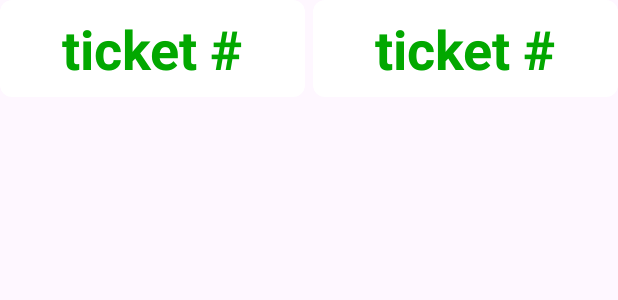
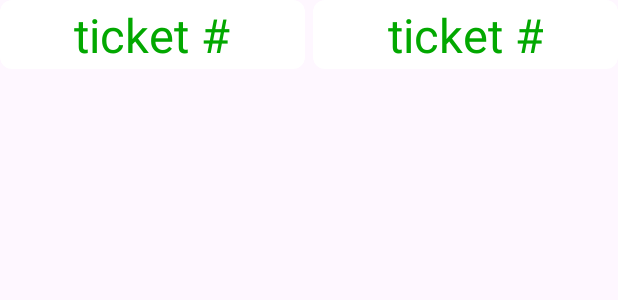
Before and after one commit to MahaAbuAdass/QBoardApp, an Android app: the layout cell_ticket.xml on its own in the app's theme, with its tools: preview values and no code run, on a phone screen of 412 x 824 dp. Shown: the top 300 px of the screen. Run offline under Robolectric (Android 15) with nearby library versions, the light colour scheme and no system bars.

Commit message:
latest changes

```diff
--- a/app/src/main/java/com/example/slaughterhousescreen/ui/TicketAdapter.kt
+++ b/app/src/main/java/com/example/slaughterhousescreen/ui/TicketAdapter.kt
@@ -13,7 +13,7 @@ class TicketAdapter(
     private var currentQList: List<CurrentQ?>
 ) : RecyclerView.Adapter<TicketAdapter.ItemViewHolder>() {
 
-    private val maxItems = 5 // Maximum number of items to display
+    private val maxItems = 7 // Maximum number of items to display
 
     inner class ItemViewHolder(itemView: View) : RecyclerView.ViewHolder(itemView) {
         val status: TextView = itemView.findViewById(R.id.cell_status)
@@ -39,11 +39,11 @@ class TicketAdapter(
 
             holder.status.text = " \n -" // Keeps the layout even if empty
 
-            holder.status.textSize = 19f // Set text size in SP (e.g., 20f for 20sp)
+            holder.status.textSize = 16.5f // Set text size in SP (e.g., 20f for 20sp)
 
 
             holder.ticketNumber.text = " \n -" // Keeps the layout even if empty
-            holder.ticketNumber.textSize = 19f // Keeps the layout even if empty
+            holder.ticketNumber.textSize = 16.5f // Keeps the layout even if empty
 
         }
     }
--- a/app/src/main/res/layout/cell_ticket.xml
+++ b/app/src/main/res/layout/cell_ticket.xml
@@ -26,11 +26,10 @@
                 android:layout_height="wrap_content"
                 android:layout_gravity="center"
                 android:id="@+id/cell_status"
-                android:padding="8dp"
+                android:padding="2dp"
                 tools:text="ticket #"
                 android:textColor="@color/green"
-                android:textSize="36sp"
-                android:textStyle="bold"
+                android:textSize="31sp"
 
                 />
 
@@ -53,11 +52,10 @@
             android:layout_height="wrap_content"
             android:layout_gravity="center"
             android:gravity="center"
-            android:padding="8dp"
+            android:padding="2dp"
             tools:text="ticket #"
             android:textColor="@color/green"
-            android:textSize="36sp"
-            android:textStyle="bold"
+            android:textSize="31sp"
 
             />
     </com.google.android.material.card.MaterialCardView>
--- a/app/src/main/res/layout/home_fragment.xml
+++ b/app/src/main/res/layout/home_fragment.xml
@@ -297,6 +297,7 @@
                                 android:layout_width="match_parent"
                                 android:layout_height="match_parent"
                                 android:adjustViewBounds="true"
+                                android:scaleType="fitXY"
                                 />
 
         </RelativeLayout>
```
